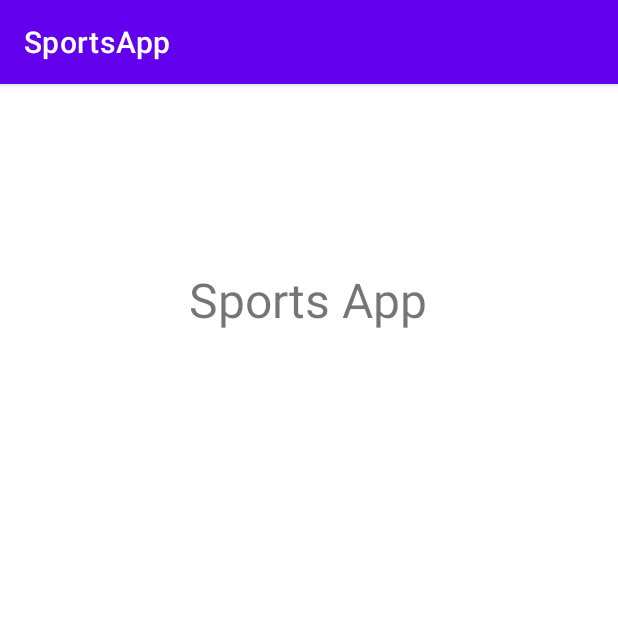
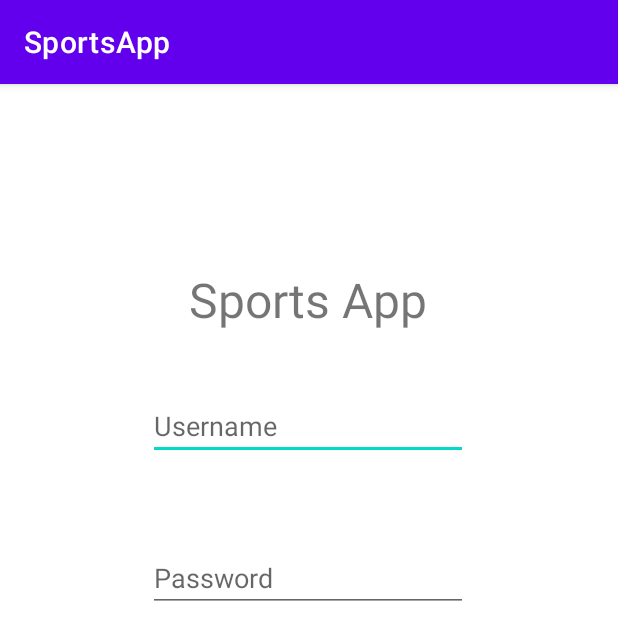
Before and after one commit to conniebean/SportsApp, an Android app: the screen it shows after launch (MainActivity), on a phone screen of 412 x 824 dp. Shown: the top 640 px of the screen. Run offline under Robolectric (Android 15) with nearby library versions, the phone set to English and light mode, and no system bars.

```diff
--- a/app/src/main/res/layout/activity_main.xml
+++ b/app/src/main/res/layout/activity_main.xml
@@ -7,6 +7,7 @@
     tools:context=".MainActivity">
 
     <TextView
+        android:id="@+id/textView"
         android:layout_width="wrap_content"
         android:layout_height="wrap_content"
         android:text="Sports App"
@@ -18,4 +19,30 @@
         app:layout_constraintTop_toTopOf="parent"
         app:layout_constraintVertical_bias="0.168" />
 
+    <EditText
+        android:id="@+id/editTextUsername"
+        android:layout_width="wrap_content"
+        android:layout_height="wrap_content"
+        android:layout_marginTop="40dp"
+        android:ems="10"
+        android:inputType="textPersonName"
+        android:hint="Username"
+        app:layout_constraintEnd_toEndOf="parent"
+        app:layout_constraintHorizontal_bias="0.497"
+        app:layout_constraintStart_toStartOf="parent"
+        app:layout_constraintTop_toBottomOf="@+id/textView" />
+
+    <EditText
+        android:id="@+id/editTextPassword"
+        android:layout_width="wrap_content"
+        android:layout_height="wrap_content"
+        android:layout_marginTop="56dp"
+        android:ems="10"
+        android:hint="Password"
+        android:inputType="textPersonName"
+        app:layout_constraintEnd_toEndOf="parent"
+        app:layout_constraintHorizontal_bias="0.497"
+        app:layout_constraintStart_toStartOf="parent"
+        app:layout_constraintTop_toBottomOf="@+id/editTextUsername" />
+
 </androidx.constraintlayout.widget.ConstraintLayout>
```
